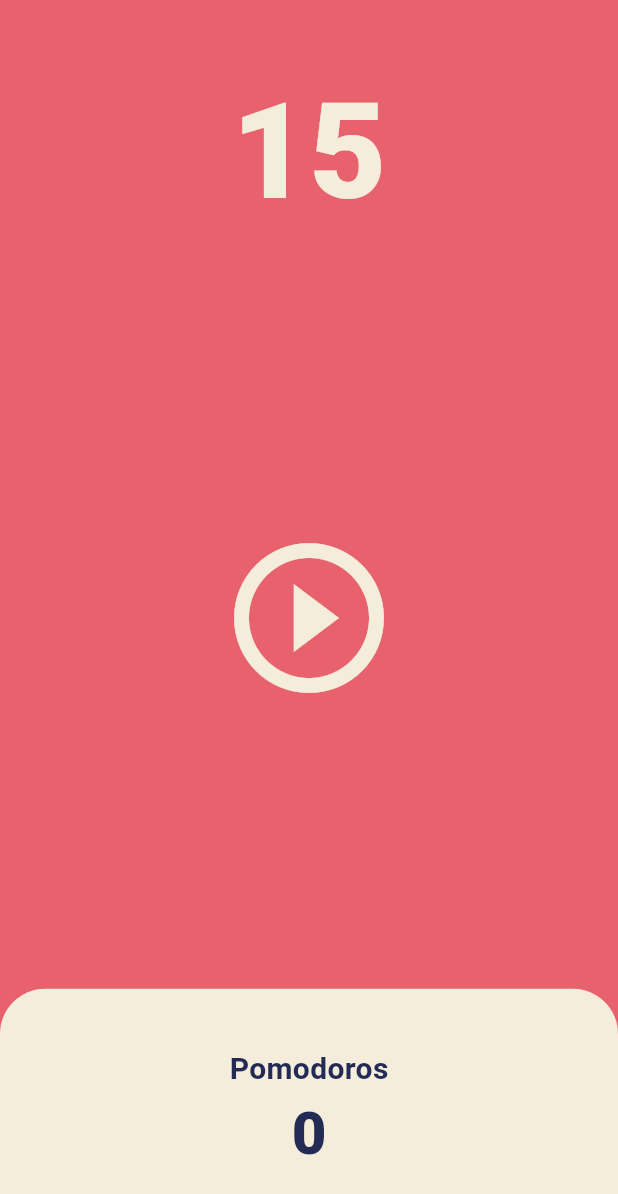
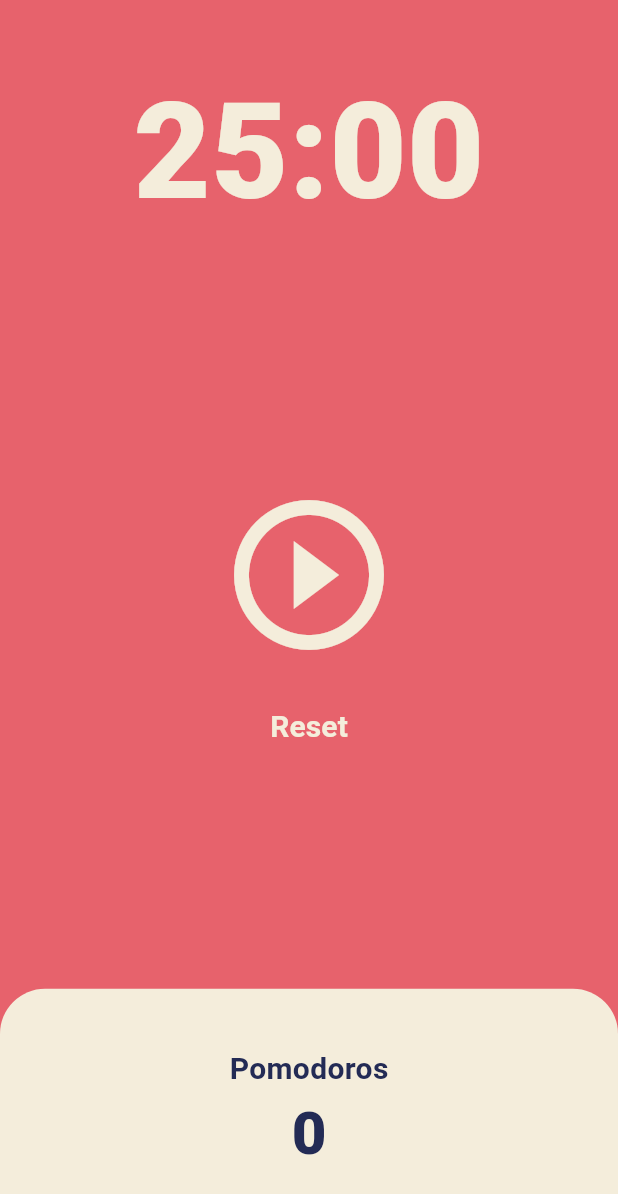
Before and after one commit to hyeon-BL/recording_study, a Flutter app: the screen it shows after launch, on a phone screen of 412 x 824 dp. Shown: the top 1194 px of the screen. Run offline on Flutter 3.47's test engine with Material 3 defaults, Android fonts, the phone set to English and light mode, and no system bars.

Commit message:
add reset button, data formating

```diff
--- a/flutter/first_project/flutter_application_2/lib/screens/home_screen.dart
+++ b/flutter/first_project/flutter_application_2/lib/screens/home_screen.dart
@@ -10,7 +10,7 @@ class HomeScreen extends StatefulWidget {
 
 class _HomeScreenState extends State<HomeScreen> {
   static const twentyFiveMinutes = 1500;
-  int totalSeconds = 15;
+  int totalSeconds = 1500;
   bool isRunning = false;
   int pomodoros = 0;
   late Timer timer;
@@ -45,6 +45,20 @@ class _HomeScreenState extends State<HomeScreen> {
     });
   }
 
+  void reset() {
+    timer.cancel();
+    setState(() {
+      isRunning = false;
+      totalSeconds = twentyFiveMinutes;
+      pomodoros = 0;
+    });
+  }
+
+  String formatTime(int seconds) {
+    var duration = Duration(seconds: seconds);
+    return duration.toString().split(".")[0].substring(2);
+  }
+
   @override
   Widget build(BuildContext context) {
     return Scaffold(
@@ -55,7 +69,7 @@ class _HomeScreenState extends State<HomeScreen> {
             flex: 1, // ratio of 1:1
             child: Container(
               alignment: Alignment.bottomCenter,
-              child: Text('$totalSeconds',
+              child: Text(formatTime(totalSeconds),
                   style: TextStyle(
                       color: Theme.of(context).cardColor,
                       fontSize: 89,
@@ -64,7 +78,10 @@ class _HomeScreenState extends State<HomeScreen> {
           ),
           Flexible(
             flex: 3, // ratio of 1:2
-            child: Center(
+            child: Column(
+              mainAxisAlignment: MainAxisAlignment.center,
+              children: [
+                Center(
                   child: IconButton(
                     iconSize: 120,
                     color: Theme.of(context).cardColor,
@@ -73,6 +90,19 @@ class _HomeScreenState extends State<HomeScreen> {
                         ? Icons.pause_circle_outline
                         : Icons.play_circle_outline),
                   ),
+                ),
+                SizedBox(height: 10),
+                TextButton(
+                  onPressed: reset,
+                  child: Text(
+                    'Reset',
+                    style: TextStyle(
+                        color: Theme.of(context).cardColor,
+                        fontSize: 20,
+                        fontWeight: FontWeight.w700),
+                  ),
+                ),
+              ],
             ),
           ),
           Flexible(
```
Lines whose indentation alone changed are shown as unchanged.
